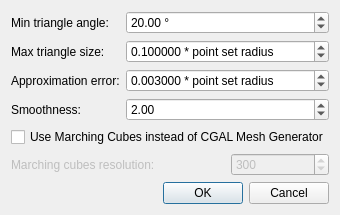
First picture: the form in Surface_reconstruction_points_3/demo/Surface_reconstruction_points_3/PS_demo_APSS_plugin.ui, repository CGAL/cgal, before the edit.
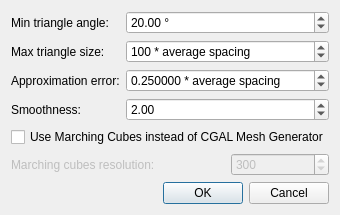
Second picture: the form after the edit.

What changed in the file:
```diff
--- a/Surface_reconstruction_points_3/demo/Surface_reconstruction_points_3/PS_demo_APSS_plugin.ui
+++ b/Surface_reconstruction_points_3/demo/Surface_reconstruction_points_3/PS_demo_APSS_plugin.ui
@@ -46,22 +46,22 @@
    <item row="1" column="1" colspan="2" >
     <widget class="QDoubleSpinBox" name="m_inputRadius" >
      <property name="suffix" >
-      <string> * point set radius</string>
+      <string> * average spacing</string>
      </property>
      <property name="decimals" >
-      <number>6</number>
+      <number>0</number>
      </property>
      <property name="minimum" >
-      <double>0.010000000000000</double>
+      <double>1.000000000000000</double>
      </property>
      <property name="maximum" >
-      <double>1.000000000000000</double>
+      <double>1000.000000000000000</double>
      </property>
      <property name="singleStep" >
       <double>0.010000000000000</double>
      </property>
      <property name="value" >
-      <double>0.100000000000000</double>
+      <double>100.000000000000000</double>
      </property>
     </widget>
    </item>
@@ -75,22 +75,22 @@
    <item row="2" column="1" colspan="2" >
     <widget class="QDoubleSpinBox" name="m_inputDistance" >
      <property name="suffix" >
-      <string> * point set radius</string>
+      <string> * average spacing</string>
      </property>
      <property name="decimals" >
       <number>6</number>
      </property>
      <property name="minimum" >
-      <double>0.001000000000000</double>
+      <double>0.010000000000000</double>
      </property>
      <property name="maximum" >
-      <double>1.000000000000000</double>
+      <double>100.000000000000000</double>
      </property>
      <property name="singleStep" >
       <double>0.001000000000000</double>
      </property>
      <property name="value" >
-      <double>0.003000000000000</double>
+      <double>0.25000000000000</double>
      </property>
     </widget>
    </item>
```
Left out of the diff: 4 changed lines with no effect on the pictures.
